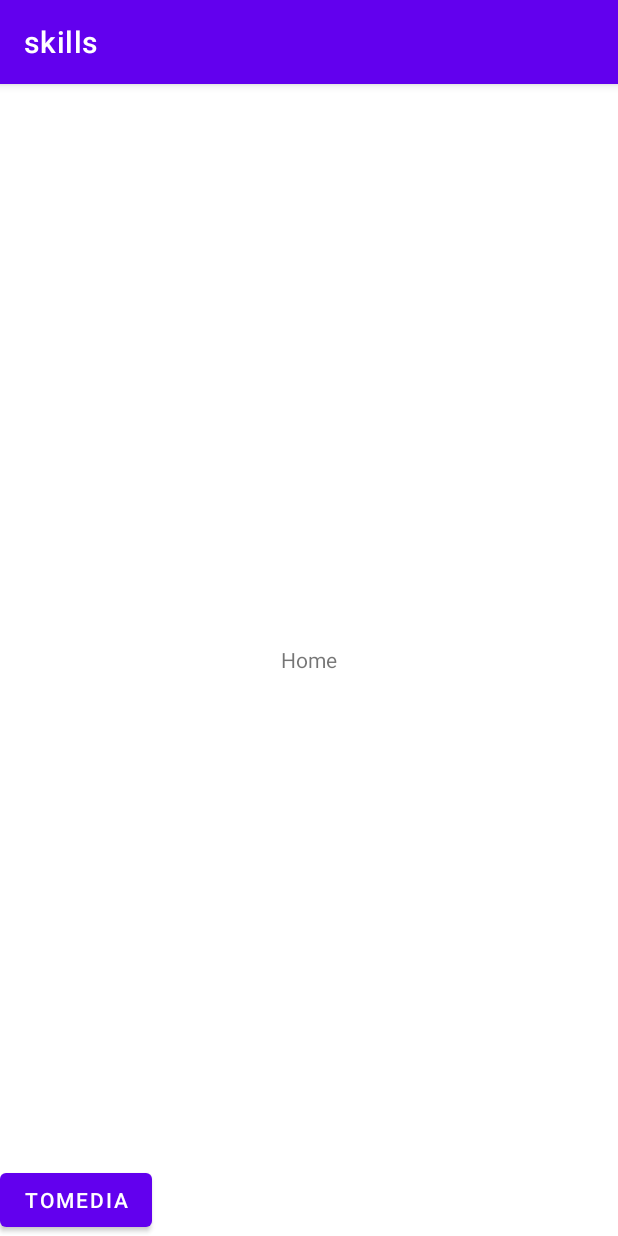
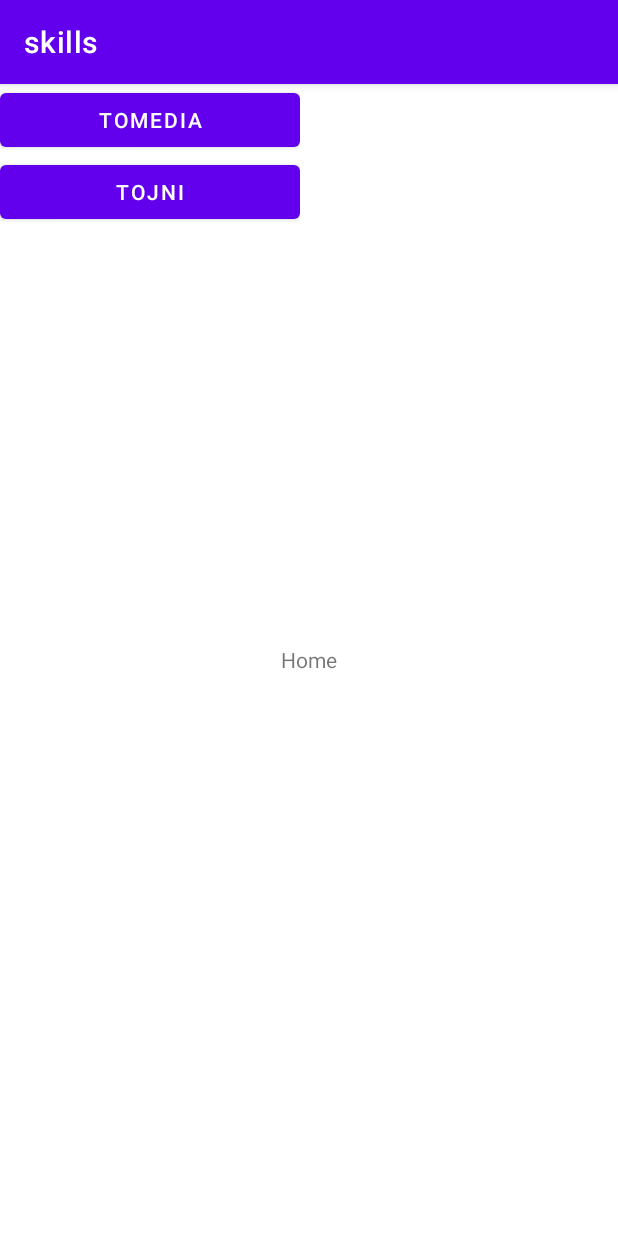
Before and after one commit to lijieqing/Skills_Android, an Android app: the screen it shows after launch (MainActivity), on a phone screen of 412 x 824 dp. Run offline under Robolectric (Android 15) with nearby library versions, the phone set to English and light mode, and no system bars.

Commit message:
增加 JNI 接口

```diff
--- a/skills/src/main/java/hua/lee/skills/fragment/HomeFragment.java
+++ b/skills/src/main/java/hua/lee/skills/fragment/HomeFragment.java
@@ -27,6 +27,12 @@ public class HomeFragment extends Fragment {
                 Navigation.findNavController(view).navigate(R.id.action_homeFragment_to_mediaFragment);
             }
         });
+        binding.btnToJni.setOnClickListener(new View.OnClickListener() {
+            @Override
+            public void onClick(View view) {
+                Navigation.findNavController(view).navigate(R.id.action_homeFragment_to_nativeFragment);
+            }
+        });
         return binding.getRoot();
     }
 }
--- a/skills/src/main/res/layout/fragment_home.xml
+++ b/skills/src/main/res/layout/fragment_home.xml
@@ -1,6 +1,5 @@
 <?xml version="1.0" encoding="utf-8"?>
 <RelativeLayout xmlns:android="http://schemas.android.com/apk/res/android"
-    xmlns:app="http://schemas.android.com/apk/res-auto"
     xmlns:tools="http://schemas.android.com/tools"
     android:layout_width="match_parent"
     android:layout_height="match_parent"
@@ -10,14 +9,25 @@
         android:layout_width="wrap_content"
         android:layout_height="wrap_content"
         android:text="Home"
-        android:layout_centerInParent="true"/>
+        android:layout_centerInParent="true" />
 
-    <Button
-        android:id="@+id/btn_to_media"
-        android:text="ToMedia"
-        android:layout_alignParentBottom="true"
-        android:layout_centerVertical="true"
-        android:layout_width="wrap_content"
-        android:layout_height="wrap_content"/>
+    <LinearLayout
+        android:layout_width="200dp"
+        android:layout_height="match_parent"
+        android:orientation="vertical">
+
+        <Button
+            android:id="@+id/btn_to_media"
+            android:layout_width="match_parent"
+            android:layout_height="wrap_content"
+            android:text="ToMedia" />
+
+        <Button
+            android:id="@+id/btn_to_jni"
+            android:layout_width="match_parent"
+            android:layout_height="wrap_content"
+            android:text="ToJNI" />
+    </LinearLayout>
+
 
 </RelativeLayout>
--- a/skills/src/main/res/navigation/navi_graph.xml
+++ b/skills/src/main/res/navigation/navi_graph.xml
@@ -11,9 +11,16 @@
         <action
             android:id="@+id/action_homeFragment_to_mediaFragment"
             app:destination="@id/mediaFragment" />
+        <action
+            android:id="@+id/action_homeFragment_to_nativeFragment"
+            app:destination="@id/nativeFragment" />
     </fragment>
     <fragment
         android:id="@+id/mediaFragment"
         android:name="hua.lee.skills.fragment.MediaFragment"
         android:label="MediaFragment" />
+    <fragment
+        android:id="@+id/nativeFragment"
+        android:name="hua.lee.skills.fragment.NativeFragment"
+        android:label="NativeFragment" />
 </navigation>
```
Also changed, not shown: skills/build.gradle (+19 -0 lines), skills/src/main/java/hua/lee/skills/fragment/NativeFragment.java (added, +32 -0 lines), skills/src/main/java/hua/lee/skills/jni/MathJni.java (added, +9 -0 lines), skills/src/main/jni/CMakeLists.txt (added, +16 -0 lines), skills/src/main/res/layout/fragment_jni.xml (added, +16 -0 lines), 3 other files.
